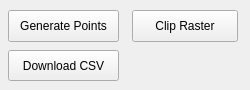
The window that windows/nextracker/nextracker_tools.ui (sensehawk/qgis_plugin) describes before a commit, drawn with Qt 5.
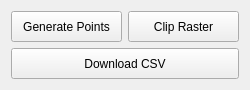
The same window after the commit.

Commit message: resolved feature refresh confilct with uid updation | save function based on application type | terra and nextracker tool widget  modification

```diff
--- a/windows/nextracker/nextracker_tools.ui
+++ b/windows/nextracker/nextracker_tools.ui
@@ -11,7 +11,7 @@
    </rect>
   </property>
   <property name="sizePolicy">
-   <sizepolicy hsizetype="Fixed" vsizetype="Fixed">
+   <sizepolicy hsizetype="Preferred" vsizetype="Preferred">
     <horstretch>0</horstretch>
     <verstretch>0</verstretch>
    </sizepolicy>
@@ -25,45 +25,47 @@
   <property name="windowTitle">
    <string>Form</string>
   </property>
+  <layout class="QGridLayout" name="gridLayout">
+   <item row="0" column="0">
   <widget class="QPushButton" name="points_button">
-   <property name="geometry">
-    <rect>
-     <x>8</x>
-     <y>10</y>
-     <width>111</width>
-     <height>32</height>
-    </rect>
+     <property name="sizePolicy">
+      <sizepolicy hsizetype="Preferred" vsizetype="Preferred">
+       <horstretch>0</horstretch>
+       <verstretch>0</verstretch>
+      </sizepolicy>
    </property>
    <property name="text">
     <string>Generate Points</string>
    </property>
   </widget>
-  <widget class="QPushButton" name="csv_button">
-   <property name="geometry">
-    <rect>
-     <x>8</x>
-     <y>50</y>
-     <width>111</width>
-     <height>31</height>
-    </rect>
-   </property>
-   <property name="text">
-    <string>Download CSV</string>
-   </property>
-  </widget>
+   </item>
+   <item row="0" column="1">
   <widget class="QPushButton" name="clip_button">
-   <property name="geometry">
-    <rect>
-     <x>132</x>
-     <y>10</y>
-     <width>106</width>
-     <height>32</height>
-    </rect>
+     <property name="sizePolicy">
+      <sizepolicy hsizetype="Preferred" vsizetype="Preferred">
+       <horstretch>0</horstretch>
+       <verstretch>0</verstretch>
+      </sizepolicy>
    </property>
    <property name="text">
     <string>Clip Raster</string>
    </property>
   </widget>
+   </item>
+   <item row="1" column="0" colspan="2">
+    <widget class="QPushButton" name="csv_button">
+     <property name="sizePolicy">
+      <sizepolicy hsizetype="Preferred" vsizetype="Preferred">
+       <horstretch>0</horstretch>
+       <verstretch>0</verstretch>
+      </sizepolicy>
+     </property>
+     <property name="text">
+      <string>Download CSV</string>
+     </property>
+    </widget>
+   </item>
+  </layout>
  </widget>
  <resources/>
  <connections/>
```
Left out of the diff: 3 changed lines with no effect on the pictures. Lines whose indentation alone changed are shown as unchanged. The commit also changes 8 other files.
